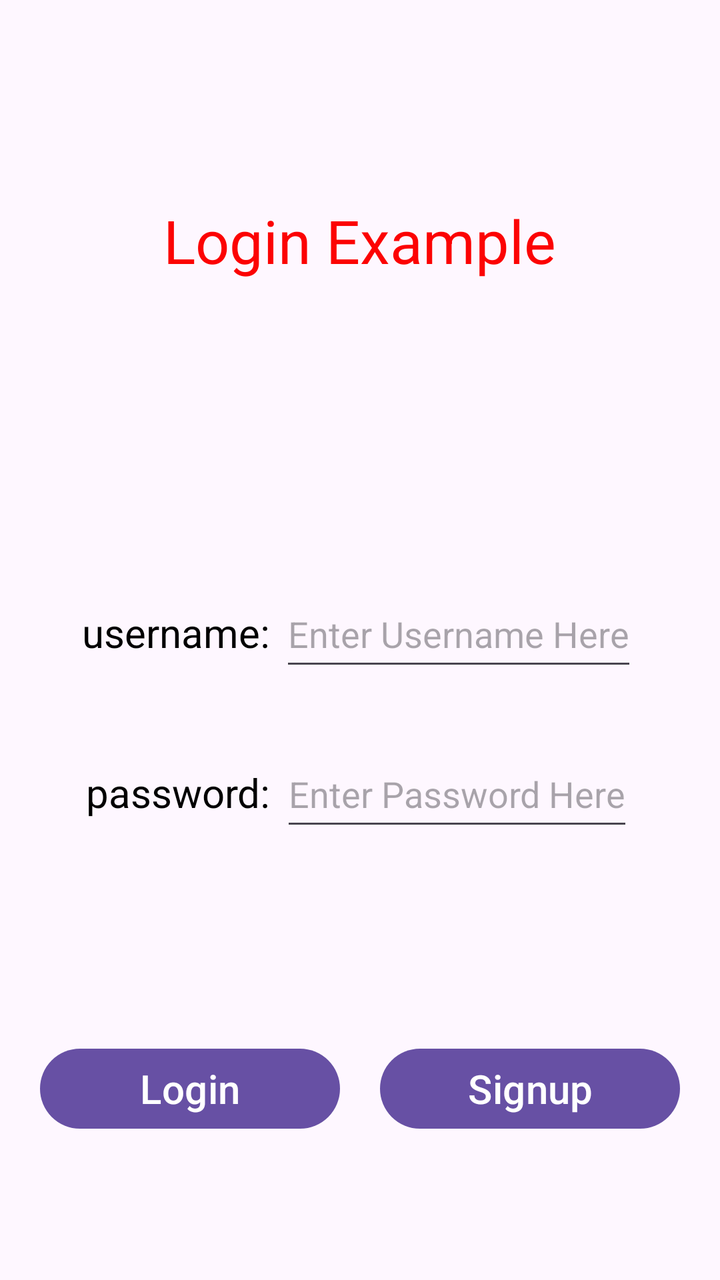
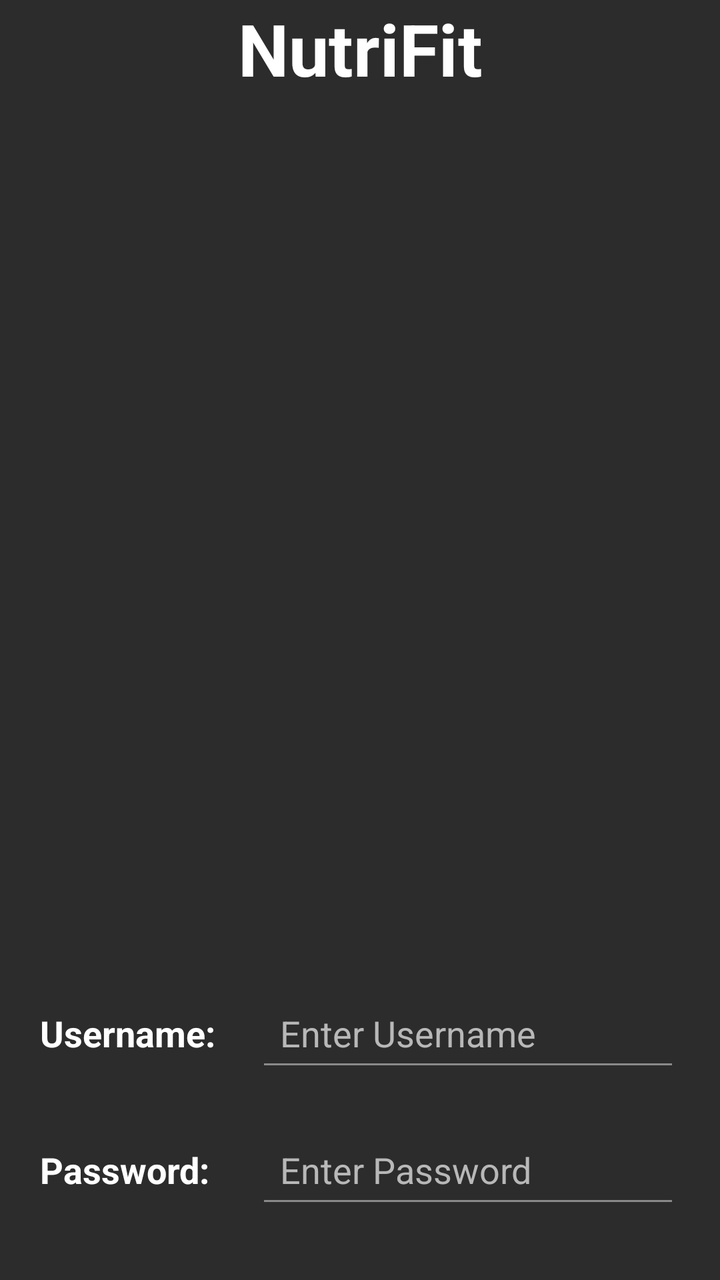

An Android layout rendered at two revisions. The XML below is the earlier revision; the diff shows what the commit changed to produce the second picture.
<!-- AndroidManifest.xml: application theme Theme.AndroidExample -->
<!-- res/layout/activity_login.xml -->
<?xml version="1.0" encoding="utf-8"?>
<androidx.appcompat.widget.LinearLayoutCompat
    xmlns:tools="http://schemas.android.com/tools"
    xmlns:android="http://schemas.android.com/apk/res/android"
    tools:context=".MainActivity"
    android:layout_height="match_parent"
    android:layout_width="match_parent"
    android:orientation="vertical">

    <TextView
        android:layout_width="wrap_content"
        android:layout_height="wrap_content"
        android:text="Login Example"
        android:layout_gravity="center"
        android:layout_marginTop="100dp"
        android:layout_marginBottom="150dp"
        android:textSize="30dp"
        android:textColor="#fc0303">
    </TextView>

    <LinearLayout
        android:layout_width="wrap_content"
        android:layout_height="wrap_content"
        android:layout_gravity="center"
        android:layout_marginBottom="30dp"
        android:orientation="horizontal">

        <TextView
            android:layout_width="wrap_content"
            android:layout_height="wrap_content"
            android:text="username: "
            android:textSize="20dp"
            android:textColor="#000000">
        </TextView>

        <EditText
            android:id="@+id/login_username_edt"
            android:layout_width="wrap_content"
            android:layout_height="50dp"
            android:hint="Enter Username Here">
        </EditText>

    </LinearLayout>

    <LinearLayout
        android:layout_width="wrap_content"
        android:layout_height="wrap_content"
        android:layout_gravity="center"
        android:orientation="horizontal">

        <TextView
            android:layout_width="wrap_content"
            android:layout_height="wrap_content"
            android:text="password: "
            android:textSize="20dp"
            android:textColor="#000000">
        </TextView>

        <EditText
            android:id="@+id/login_password_edt"
            android:layout_width="wrap_content"
            android:inputType="textPassword"
            android:layout_height="50dp"
            android:hint="Enter Password Here">
        </EditText>

    </LinearLayout>

    <LinearLayout
        android:layout_width="wrap_content"
        android:layout_height="wrap_content"
        android:layout_gravity="center"
        android:layout_marginTop="100dp"
        android:orientation="horizontal">

        <Button
            android:id="@+id/login_login_btn"
            android:layout_width="150dp"
            android:layout_height="wrap_content"
            android:layout_marginRight="10dp"
            android:text="Login"
            android:textSize="20sp"
            android:textColor="#ffffff">
        </Button>

        <Button
            android:id="@+id/login_signup_btn"
            android:layout_width="150dp"
            android:layout_height="wrap_content"
            android:layout_marginLeft="10dp"
            android:text="Signup"
            android:textSize="20sp"
            android:textColor="#ffffff">
        </Button>

    </LinearLayout>


</androidx.appcompat.widget.LinearLayoutCompat>
<!-- resources referenced by this layout -->
<resources>
  <style name="Theme.AndroidExample" parent="Base.Theme.AndroidExample" />
  <style name="Base.Theme.AndroidExample" parent="Theme.Material3.DayNight.NoActionBar">
          
          
      </style>
</resources>

<!-- the commit's change to res/layout/activity_login.xml (unified diff, before → after) -->
@@ -1,99 +1,139 @@
 <?xml version="1.0" encoding="utf-8"?>
-<androidx.appcompat.widget.LinearLayoutCompat
+<androidx.constraintlayout.widget.ConstraintLayout
+    xmlns:android="http://schemas.android.com/apk/res/android"
+    xmlns:app="http://schemas.android.com/apk/res-auto"
     xmlns:tools="http://schemas.android.com/tools"
-    xmlns:android="http://schemas.android.com/apk/res/android"
-    tools:context=".MainActivity"
+    android:layout_width="match_parent"
     android:layout_height="match_parent"
-    android:layout_width="match_parent"
-    android:orientation="vertical">
+    android:background="#2C2C2C"
+    tools:context=".LoginActivity">
 
+    
     <TextView
+        android:id="@+id/login_title_tv"
         android:layout_width="wrap_content"
         android:layout_height="wrap_content"
-        android:text="Login Example"
-        android:layout_gravity="center"
-        android:layout_marginTop="100dp"
-        android:layout_marginBottom="150dp"
-        android:textSize="30dp"
-        android:textColor="#fc0303">
-    </TextView>
+        android:fontFamily="sans-serif"
+        android:text="NutriFit"
+        android:textColor="#ffffff"
+        android:textSize="36sp"
+        android:textStyle="bold"
+        app:layout_constraintLeft_toLeftOf="parent"
+        app:layout_constraintRight_toRightOf="parent"
+        app:layout_constraintTop_toTopOf="parent" />
 
+    
+
+    
     <LinearLayout
-        android:layout_width="wrap_content"
+        android:id="@+id/username_container"
+        android:layout_width="0dp"
         android:layout_height="wrap_content"
-        android:layout_gravity="center"
-        android:layout_marginBottom="30dp"
-        android:orientation="horizontal">
+        android:layout_marginTop="444dp"
+        android:orientation="horizontal"
+        android:paddingLeft="20dp"
+        android:paddingRight="20dp"
+        app:layout_constraintHorizontal_bias="0.0"
+        app:layout_constraintLeft_toLeftOf="parent"
+        app:layout_constraintRight_toRightOf="parent"
+        app:layout_constraintTop_toBottomOf="@id/login_title_tv">
 
         <TextView
-            android:layout_width="wrap_content"
+            android:layout_width="100dp"
             android:layout_height="wrap_content"
-            android:text="username: "
-            android:textSize="20dp"
-            android:textColor="#000000">
-        </TextView>
+            android:layout_marginRight="8dp"
+            android:text="Username:"
+            android:textColor="#FFFFFF"
+            android:textSize="18sp"
+            android:textStyle="bold" />
 
         <EditText
             android:id="@+id/login_username_edt"
-            android:layout_width="wrap_content"
-            android:layout_height="50dp"
-            android:hint="Enter Username Here">
-        </EditText>
-
+            android:layout_width="0dp"
+            android:layout_height="wrap_content"
+            android:layout_weight="1"
+            android:backgroundTint="#8A8A8A"
+            android:hint="Enter Username"
+            android:inputType="text"
+            android:padding="12dp"
+            android:textColor="#FFFFFF"
+            android:textColorHint="#B8B8B8" />
     </LinearLayout>
 
     <LinearLayout
-        android:layout_width="wrap_content"
+        android:id="@+id/password_container"
+        android:layout_width="0dp"
         android:layout_height="wrap_content"
-        android:layout_gravity="center"
-        android:orientation="horizontal">
+        android:orientation="horizontal"
+        android:paddingLeft="20dp"
+        android:paddingRight="20dp"
+        app:layout_constraintTop_toBottomOf="@id/username_container"
+        app:layout_constraintLeft_toLeftOf="parent"
+        app:layout_constraintRight_toRightOf="parent"
+        android:layout_marginTop="20dp">
 
         <TextView
-            android:layout_width="wrap_content"
+            android:layout_width="100dp"
             android:layout_height="wrap_content"
-            android:text="password: "
-            android:textSize="20dp"
-            android:textColor="#000000">
-        </TextView>
+            android:text="Password:"
+            android:textSize="18sp"
+            android:textStyle="bold"
+            android:layout_marginRight="8dp"
+            android:textColor="#FFFFFF" />
 
         <EditText
             android:id="@+id/login_password_edt"
-            android:layout_width="wrap_content"
-            android:inputType="textPassword"
-            android:layout_height="50dp"
-            android:hint="Enter Password Here">
-        </EditText>
-
+            android:layout_width="0dp"
+            android:layout_height="wrap_content"
+            android:layout_weight="1"
+            android:padding="12dp"
+            android:backgroundTint="#8A8A8A"
+            android:hint="Enter Password"
+            android:textColorHint="#B8B8B8"
+            android:textColor="#FFFFFF"
+            android:inputType="textPassword" />
     </LinearLayout>
 
+    
     <LinearLayout
-        android:layout_width="wrap_content"
+        android:id="@+id/button_container"
+        android:layout_width="0dp"
         android:layout_height="wrap_content"
-        android:layout_gravity="center"
-        android:layout_marginTop="100dp"
-        android:orientation="horizontal">
+        android:orientation="horizontal"
+        android:paddingLeft="20dp"
+        android:paddingRight="20dp"
+        app:layout_constraintTop_toBottomOf="@id/password_container"
+        app:layout_constraintLeft_toLeftOf="parent"
+        app:layout_constraintRight_toRightOf="parent"
+        android:layout_marginTop="40dp">
 
+        
         <Button
             android:id="@+id/login_login_btn"
-            android:layout_width="150dp"
+            android:layout_width="0dp"
             android:layout_height="wrap_content"
-            android:layout_marginRight="10dp"
+            android:layout_marginEnd="10dp"
+            android:layout_weight="1"
+            android:backgroundTint="#4186B8"
+            android:padding="12dp"
             android:text="Login"
-            android:textSize="20sp"
-            android:textColor="#ffffff">
-        </Button>
+            android:textColor="#ffffff"
+            android:textSize="18sp"
+            android:textStyle="bold" />
 
+        
         <Button
             android:id="@+id/login_signup_btn"
-            android:layout_width="150dp"
+            android:layout_width="0dp"
             android:layout_height="wrap_content"
-            android:layout_marginLeft="10dp"
+            android:layout_marginStart="10dp"
+            android:layout_weight="1"
+            android:backgroundTint="#3C9BB3"
+            android:padding="12dp"
             android:text="Signup"
-            android:textSize="20sp"
-            android:textColor="#ffffff">
-        </Button>
-
+            android:textColor="#ffffff"
+            android:textSize="18sp"
+            android:textStyle="bold" />
     </LinearLayout>
 
-
-</androidx.appcompat.widget.LinearLayoutCompat>
+</androidx.constraintlayout.widget.ConstraintLayout>
